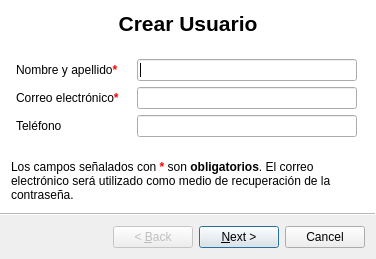
Above: windows/templates/setup.ui from HitomiD/Proyecto-Desarrollo before the change. Below: the same form after it.
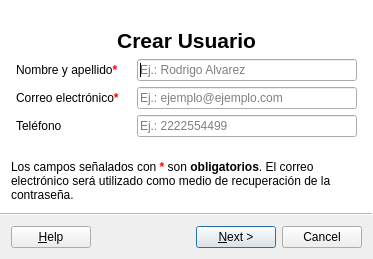
That is the form after the change. Icons and pictures are not drawn.

The edit to the form file:
```diff
--- a/windows/templates/setup.ui
+++ b/windows/templates/setup.ui
@@ -9,14 +9,20 @@
    <rect>
     <x>0</x>
     <y>0</y>
-    <width>376</width>
+    <width>373</width>
     <height>259</height>
    </rect>
   </property>
+  <property name="minimumSize">
+   <size>
+    <width>373</width>
+    <height>259</height>
+   </size>
+  </property>
   <property name="maximumSize">
    <size>
-    <width>376</width>
-    <height>283</height>
+    <width>373</width>
+    <height>259</height>
    </size>
   </property>
   <property name="windowTitle">
@@ -29,17 +35,42 @@
   <property name="styleSheet">
    <string notr="true"/>
   </property>
+  <property name="inputMethodHints">
+   <set>Qt::ImhNone</set>
+  </property>
+  <property name="sizeGripEnabled">
+   <bool>false</bool>
+  </property>
+  <property name="modal">
+   <bool>false</bool>
+  </property>
   <property name="wizardStyle">
    <enum>QWizard::ModernStyle</enum>
   </property>
+  <property name="options">
+   <set>QWizard::HaveHelpButton|QWizard::NoBackButtonOnStartPage</set>
+  </property>
   <property name="titleFormat">
-   <enum>Qt::AutoText</enum>
+   <enum>Qt::PlainText</enum>
   </property>
   <widget class="QWizardPage" name="PrimeraPagina">
    <property name="locale">
     <locale language="Spanish" country="Argentina"/>
    </property>
    <layout class="QVBoxLayout" name="verticalLayout_2">
+    <item>
+     <spacer name="verticalSpacer">
+      <property name="orientation">
+       <enum>Qt::Vertical</enum>
+      </property>
+      <property name="sizeHint" stdset="0">
+       <size>
+        <width>20</width>
+        <height>30</height>
+       </size>
+      </property>
+     </spacer>
+    </item>
     <item>
      <widget class="QLabel" name="Titulo_label">
       <property name="font">
@@ -55,19 +86,6 @@
       </property>
      </widget>
     </item>
-    <item>
-     <spacer name="verticalSpacer">
-      <property name="orientation">
-       <enum>Qt::Vertical</enum>
-      </property>
-      <property name="sizeHint" stdset="0">
-       <size>
-        <width>20</width>
-        <height>30</height>
-       </size>
-      </property>
-     </spacer>
-    </item>
     <item>
      <layout class="QFormLayout" name="formLayout_2">
       <item row="0" column="1">
@@ -84,6 +102,9 @@
           <height>22</height>
          </size>
         </property>
+        <property name="placeholderText">
+         <string>Ej.: Rodrigo Alvarez</string>
+        </property>
        </widget>
       </item>
       <item row="2" column="0">
@@ -111,6 +132,12 @@
           <height>22</height>
          </size>
         </property>
+        <property name="inputMethodHints">
+         <set>Qt::ImhEmailCharactersOnly</set>
+        </property>
+        <property name="placeholderText">
+         <string>Ej.: ejemplo@ejemplo.com</string>
+        </property>
        </widget>
       </item>
       <item row="0" column="0">
@@ -163,6 +190,24 @@
           <height>22</height>
          </size>
         </property>
+        <property name="contextMenuPolicy">
+         <enum>Qt::ActionsContextMenu</enum>
+        </property>
+        <property name="inputMethodHints">
+         <set>Qt::ImhDialableCharactersOnly|Qt::ImhPreferNumbers</set>
+        </property>
+        <property name="inputMask">
+         <string/>
+        </property>
+        <property name="text">
+         <string/>
+        </property>
+        <property name="placeholderText">
+         <string>Ej.: 2222554499</string>
+        </property>
+        <property name="cursorMoveStyle">
+         <enum>Qt::LogicalMoveStyle</enum>
+        </property>
        </widget>
       </item>
      </layout>
```
Left out of the diff: 15 changed lines with no effect on the pictures.
